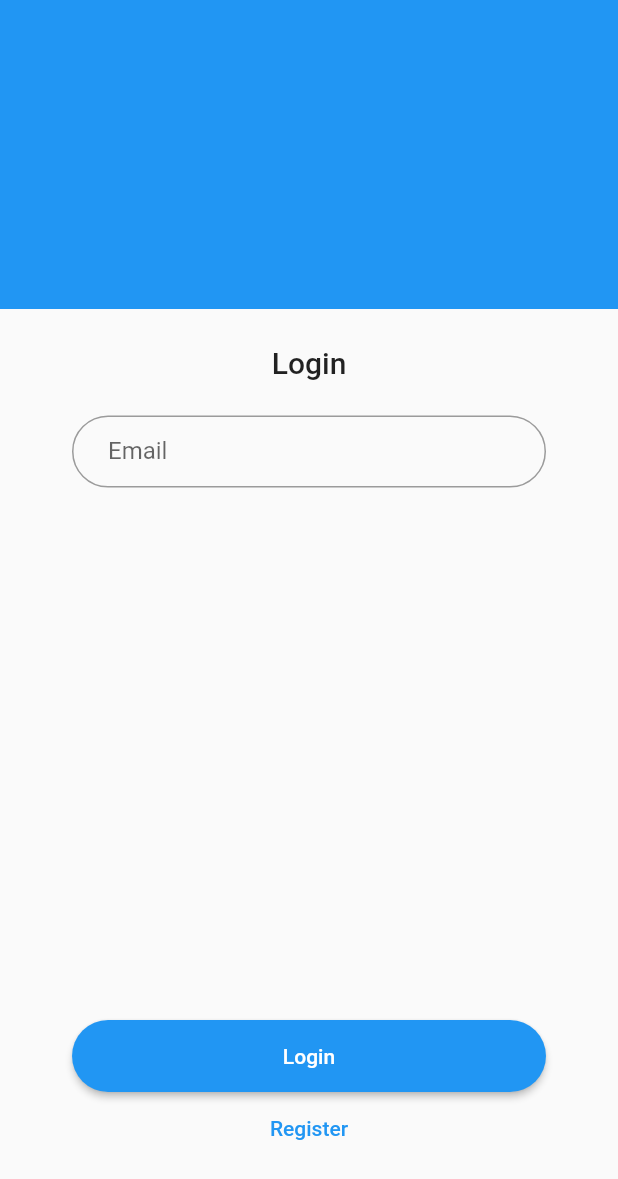
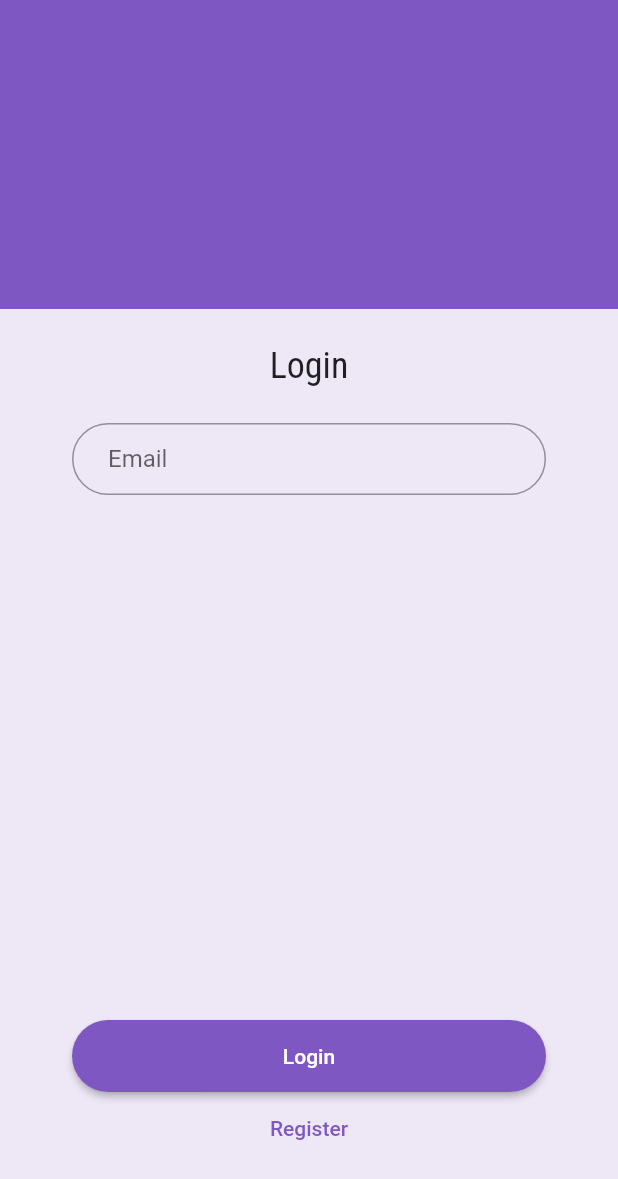
Before and after one commit to siddharth-2001/crowd-learn-app, a Flutter app: the screen it shows after launch, on a phone screen of 412 x 824 dp. Shown: the top 1179 px of the screen. Run offline on Flutter 3.47's test engine with Material 2 defaults, Android fonts, the light colour scheme and no system bars; our stand-ins replace google_fonts, shared_preferences.

Commit message:
added login functionality, completed auth api

```diff
--- a/lib/main.dart
+++ b/lib/main.dart
@@ -1,6 +1,5 @@
-// ignore_for_file: prefer_const_constructors, prefer_const_literals_to_create_immutables
 import 'package:provider/provider.dart';
-
+import 'package:google_fonts/google_fonts.dart';
 import 'package:flutter/material.dart';
 //local
 import './provider/user.dart';
@@ -15,33 +14,45 @@ class CrowdLearn extends StatelessWidget {
 
   @override
   Widget build(BuildContext context) {
-    return MultiProvider(providers: [
-      ChangeNotifierProvider(create: (context)=> User()),
+    return MultiProvider(
+      providers: [
+        ChangeNotifierProvider(create: (context) => User()),
+      ],
+      child: Consumer<User>(
+        builder: (context, value, child) {
 
-    ],
-    child: Consumer<User>(builder: (context, value, child) {
-      return MaterialApp(
-      theme: ThemeData(
-          primarySwatch: Colors.blue,
-          // colorScheme: ColorScheme.fromSwatch(primarySwatch: Colors.green),
-          textButtonTheme: TextButtonThemeData(style: ButtonStyle()),
-          inputDecorationTheme: InputDecorationTheme(
-            border: OutlineInputBorder(borderRadius: BorderRadius.circular(50)),
-            contentPadding: EdgeInsets.symmetric(horizontal: 24),
-          )),
-      initialRoute: LoginScreen.routeName,
-      routes: {
-        HomeScreen.routeName : (context) => HomeScreen(),
-        LoginScreen.routeName: (context) => LoginScreen(),
-        OtpScreen.routeName: (context) => OtpScreen(),
-      },
-    );
+          return MaterialApp(
+            theme: ThemeData(
+                // primaryColor: Colors.greenAccent.shade100,
+                colorScheme: ColorScheme.light(
+                  primary: Colors.deepPurple.shade400,
+                  background: Colors.deepPurple.shade50,
+                  secondary: Colors.blue,
 
 
-    },),
+                ),
+                textTheme: TextTheme(
+                  headline5: GoogleFonts.robotoCondensed(
 
+                  ),
+                ),
+                textButtonTheme:
+                    const TextButtonThemeData(style: ButtonStyle()),
+                inputDecorationTheme: InputDecorationTheme(
+                  border: OutlineInputBorder(
+                      borderRadius: BorderRadius.circular(50)),
+                  contentPadding: const EdgeInsets.symmetric(horizontal: 24),
+                )),
+            initialRoute:
+               HomeScreen.routeName,
+            routes: {
+              HomeScreen.routeName: (context) => const HomeScreen(),
+              LoginScreen.routeName: (context) => const LoginScreen(),
+              OtpScreen.routeName: (context) => const OtpScreen(),
+            },
+          );
+        },
+      ),
     );
-
-
   }
 }
--- a/lib/screens/login_screen.dart
+++ b/lib/screens/login_screen.dart
@@ -16,11 +16,12 @@ class LoginScreen extends StatelessWidget {
 
     return Scaffold(
       resizeToAvoidBottomInset: false,
+      backgroundColor: theme.colorScheme.background,
       body: Column(
         mainAxisAlignment: MainAxisAlignment.start,
         children: [
           Container(
-            color: theme.primaryColor,
+            color: theme.colorScheme.primary,
             height: height * 0.25,
           ),
          const Expanded(child: RegisterForm()),
--- a/pubspec.yaml
+++ b/pubspec.yaml
@@ -37,6 +37,8 @@ dependencies:
   http: ^0.13.4
   provider: ^6.0.2
   alt_http: ^0.3.0
+  shared_preferences: ^2.0.12
+  google_fonts: ^2.2.0
 
 dev_dependencies:
   flutter_test:
```
Also changed, not shown: lib/provider/User.dart (+83 -8 lines), lib/screens/home_screen.dart (+38 -4 lines), lib/widgets/registration.dart (+17 -2 lines), pubspec.lock.
